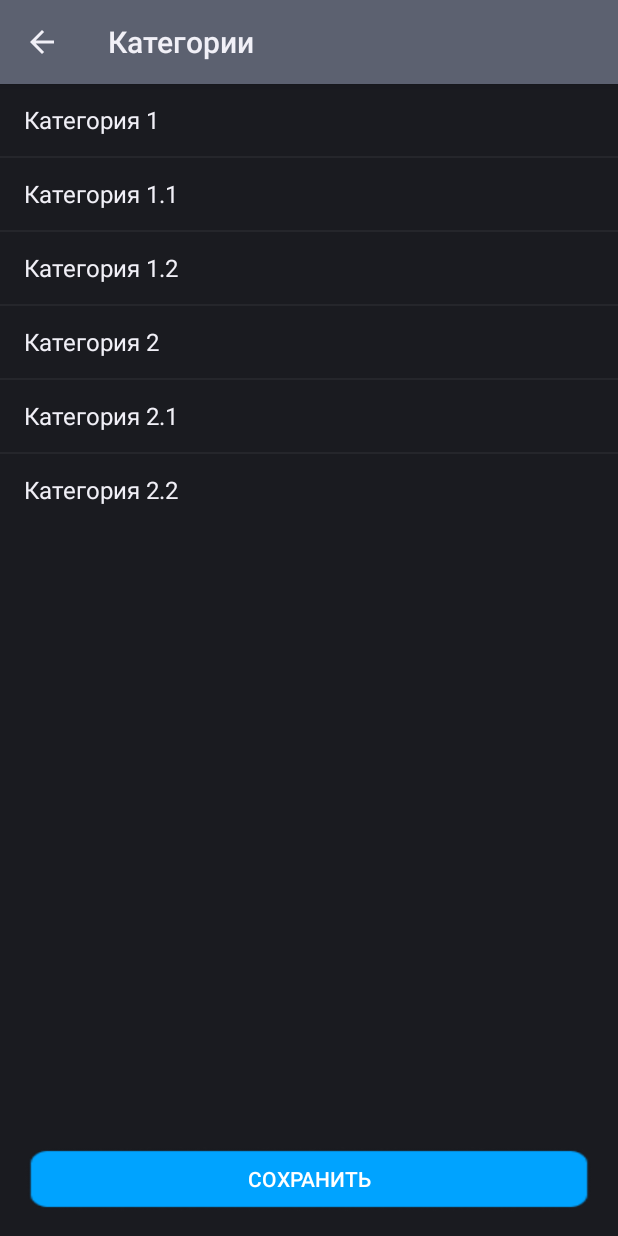
After one commit to YRT9GA/Fint, an Android app: the CattegoryActivity screen opened directly, with no data from a screen before it, on a phone screen of 412 x 824 dp. The commit adds this screen. Run offline under Robolectric (Android 15) with nearby library versions, the phone set to English and light mode, and no system bars.

Commit message:
add(options_screen)

```diff
--- a/app/src/main/java/com/coresystems/fint/Accounting/IncomeAdd.java
+++ b/app/src/main/java/com/coresystems/fint/Accounting/IncomeAdd.java
@@ -11,7 +11,7 @@ public class IncomeAdd extends AppCompatActivity {
     @Override
     protected void onCreate(Bundle savedInstanceState) {
         super.onCreate(savedInstanceState);
-        setContentView(R.layout.log_in);
+        setContentView(R.layout.fragment_income_add);
 
     }
 }
--- /dev/null
+++ b/app/src/main/java/com/coresystems/fint/CattegoryActivity.java
@@ -0,0 +1,33 @@
+package com.coresystems.fint;
+
+import android.app.Activity;
+import android.os.Bundle;
+import android.widget.ArrayAdapter;
+import android.widget.ListView;
+
+public class CattegoryActivity extends Activity {
+
+    String[] cattegory;
+
+
+    @Override
+    protected void onCreate(Bundle savedInstanceState) {
+        super.onCreate(savedInstanceState);
+        setContentView(R.layout.option_cattegory);
+
+
+        cattegory = getResources().getStringArray(R.array.cattegory);
+
+        // находим список
+        ListView lvMain = (ListView) findViewById(R.id.cattegorylist);
+
+        // создаем адаптер
+        ArrayAdapter<String> adapter = new ArrayAdapter<String>(this,
+                android.R.layout.simple_list_item_1, cattegory);
+
+        // присваиваем адаптер списку
+        lvMain.setAdapter(adapter);
+
+    }
+
+}
--- /dev/null
+++ b/app/src/main/res/layout/option_cattegory.xml
@@ -0,0 +1,29 @@
+<?xml version="1.0" encoding="utf-8"?>
+<androidx.constraintlayout.widget.ConstraintLayout xmlns:android="http://schemas.android.com/apk/res/android"
+    android:layout_width="match_parent"
+    android:layout_height="match_parent"
+    xmlns:app="http://schemas.android.com/apk/res-auto"
+    android:orientation="vertical">
+
+    <ListView
+        app:layout_constraintTop_toTopOf="parent"
+        app:layout_constraintLeft_toLeftOf="parent"
+        android:id="@+id/cattegorylist"
+        android:layout_width="wrap_content"
+        android:layout_height="wrap_content"/>
+
+
+    <Button
+        app:layout_constraintBottom_toBottomOf="parent"
+        app:layout_constraintLeft_toLeftOf="parent"
+        android:layout_width="match_parent"
+        android:layout_height="44dp"
+        android:layout_marginLeft="16dp"
+        android:layout_marginBottom="16dp"
+        android:layout_marginRight="16dp"
+        android:background="@drawable/btn_add_bg"
+
+        android:text="Сохранить"
+        android:textColor="#FFFFFF" />
+
+</androidx.constraintlayout.widget.ConstraintLayout>
--- a/app/src/main/res/values/strings.xml
+++ b/app/src/main/res/values/strings.xml
@@ -21,7 +21,10 @@
     <string name="loanraise">Привлечение займа</string>
     <string name="settings">Настройки</string>
     <string name="language">Язык</string>
-    <string name="сurrency">Валюта</string> />
+    <string name="password">Пароль</string>
+    <string name="сurrency">Валюта по умолчанию</string>
+    <string name="account">Счет</string>
+    <string name="сattegory">Категории</string>/>
 
 
     <string-array name="category">
@@ -111,7 +114,30 @@
         <item>Доллар</item>
     </string-array>
 
+    <string-array name="password">
+        <item>Установить пароль</item>
+        <item>Сбросить пароль</item>
+    </string-array>
 
+    <string-array name="cattegory">
+        <item>Категория 1</item>
+        <item>Категория 1.1</item>
+        <item>Категория 1.2</item>
+        <item>Категория 2</item>
+        <item>Категория 2.1</item>
+        <item>Категория 2.2</item>
+    </string-array>
+
+    <string-array name="profile">
+        <item>Профиль 1</item>
+        <item>Профиль 2</item>
+
+    </string-array>
+    <string-array name="account">
+        <item>Счет 1</item>
+        <item>Счет 2</item>
+
+    </string-array>
 
 
 
```
Also changed, not shown: app/src/main/AndroidManifest.xml (+32 -1 lines), app/src/main/java/com/coresystems/fint/AccountActivity.java (added, +33 -0 lines), app/src/main/java/com/coresystems/fint/CurrencyActivity.java (added, +33 -0 lines), app/src/main/java/com/coresystems/fint/NavigationFragments/FragmentProfile.java (+55 -0 lines), app/src/main/java/com/coresystems/fint/PasswordActivity.java (added, +33 -0 lines), app/src/main/java/com/coresystems/fint/ProfileActivity.java (added, +33 -0 lines), app/src/main/res/layout/fragment_profile.xml (+7 -3 lines), app/src/main/res/layout/log_in.xml (+23 -10 lines), app/src/main/res/layout/option_account.xml (added, +29 -0 lines), app/src/main/res/layout/option_currency.xml (added, +29 -0 lines), app/src/main/res/layout/option_password.xml (added, +29 -0 lines), app/src/main/res/layout/option_profile.xml (added, +29 -0 lines), app/src/main/res/drawable-v24/eyes.PNG.
